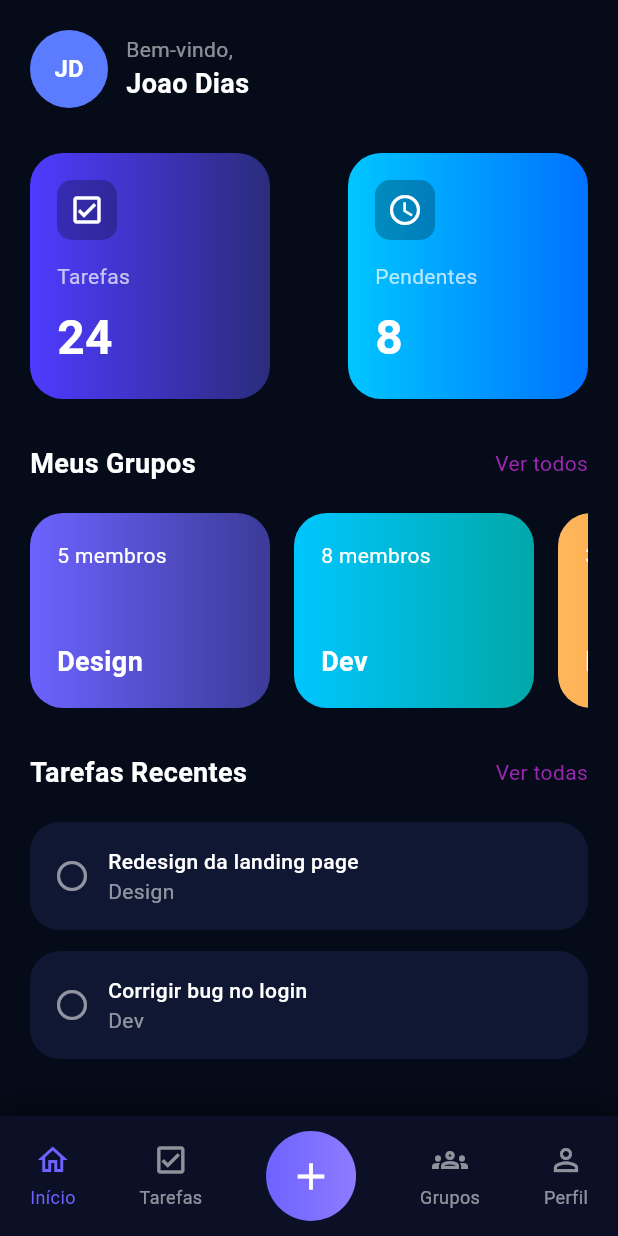
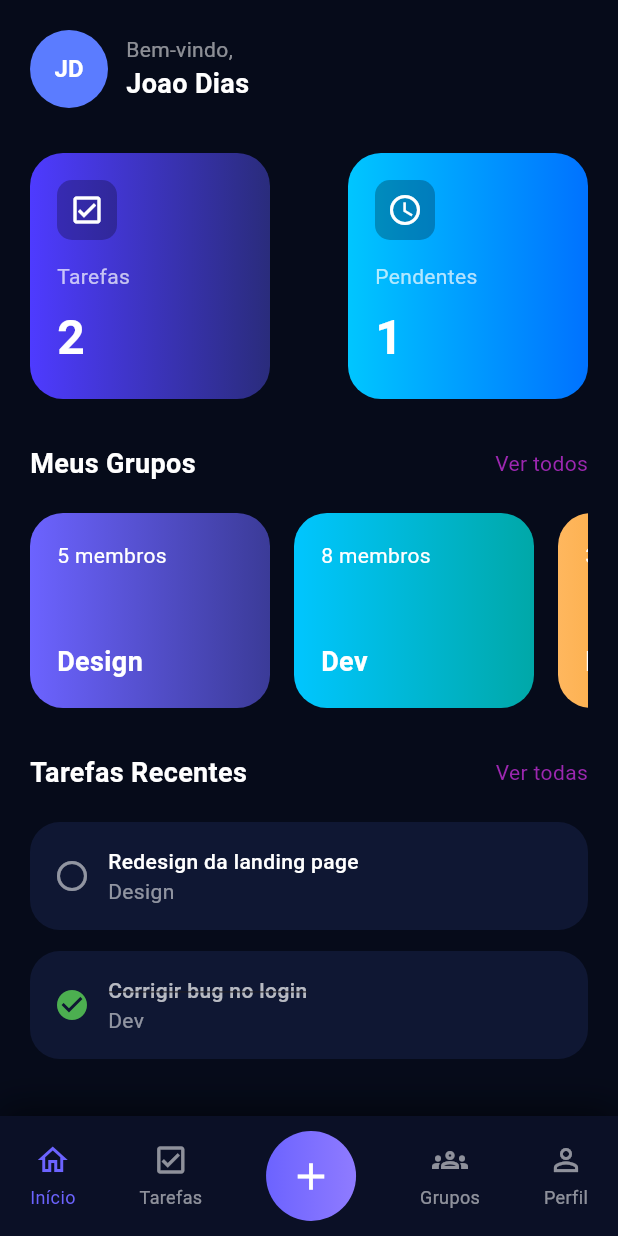
Before and after one commit to Bia-Lara/TeamFlow, a Flutter app: the screen it shows after launch, on a phone screen of 412 x 824 dp. Run offline on Flutter 3.47's test engine with Material 3 defaults, Android fonts, the phone set to English and light mode, and no system bars.

Commit message:
feat: listas de tarefas dinamicas

```diff
--- /dev/null
+++ b/lib/features/groups/data/group.entity.dart
@@ -0,0 +1,6 @@
+class Group{
+  String? id;
+  String? name;
+  String? description;
+  List<String>? memberIds;
+}
--- a/lib/features/home/presentation/pages/home_page.dart
+++ b/lib/features/home/presentation/pages/home_page.dart
@@ -3,9 +3,51 @@ import '../widgets/header_widget.dart';
 import '../widgets/stat_card_widget.dart';
 import '../widgets/group_card_widget.dart';
 import '../widgets/task_card_widget.dart';
+import '../../../tasks/domain/task.dart';
 
-class HomePage extends StatelessWidget {
+class HomePage extends StatefulWidget {
   const HomePage({super.key});
+
+  @override
+  State<HomePage> createState() => _HomePageState();
+}
+
+class _HomePageState extends State<HomePage> {
+
+  List<Task> tasks = [];
+
+  @override
+  void initState() {
+    super.initState();
+    loadTasks(); // 🔥 chama ao iniciar
+  }
+
+  Future<void> loadTasks() async {
+    final response = [
+      {
+        "id": "1",
+        "title": "Redesign da landing page",
+        "groupId": "Design",
+        "isCompleted": false
+      },
+      {
+        "id": "2",
+        "title": "Corrigir bug no login",
+        "groupId": "Dev",
+        "isCompleted": true
+      }
+    ];
+
+    setState(() {
+      tasks = response.map((e) => Task.fromJson(e)).toList();
+    });
+  }
+
+  void toggleTask(Task task) {
+    setState(() {
+      task.isCompleted = !task.isCompleted;
+    });
+  }
 
   @override
   Widget build(BuildContext context) {
@@ -14,18 +56,14 @@ class HomePage extends StatelessWidget {
       backgroundColor: const Color(0xFF060B1A),
 
       body: SafeArea(
-
         child: Padding(
           padding: const EdgeInsets.symmetric(horizontal:20),
 
           child: ListView(
-
             children: [
 
               const SizedBox(height:20),
-
               const HeaderWidget(),
-
               const SizedBox(height:30),
 
               Row(
@@ -34,7 +72,7 @@ class HomePage extends StatelessWidget {
 
                   StatCardWidget(
                     title: "Tarefas",
-                    value: "24",
+                    value: tasks.length.toString(),
                     icon: Icons.check_box_outlined,
                     gradient: const LinearGradient(
                       colors: [Color(0xFF4E3BFF), Color(0xFF2A2C7C)],
@@ -43,7 +81,10 @@ class HomePage extends StatelessWidget {
 
                   StatCardWidget(
                     title: "Pendentes",
-                    value: "8",
+                    value: tasks
+                        .where((t) => !t.isCompleted)
+                        .length
+                        .toString(),
                     icon: Icons.access_time,
                     gradient: const LinearGradient(
                       colors: [Color(0xFF00C6FF), Color(0xFF0072FF)],
@@ -133,14 +174,21 @@ class HomePage extends StatelessWidget {
 
               const SizedBox(height:20),
 
-              const TaskCardWidget(
-                title: "Redesign da landing page",
-                group: "Design"
-              ),
+              ListView.builder(
+                shrinkWrap: true,
+                physics: const NeverScrollableScrollPhysics(),
+                itemCount: tasks.length,
+                itemBuilder: (context, index) {
 
-              const TaskCardWidget(
-                title: "Corrigir bug no login",
-                group: "Dev"
+                  final task = tasks[index];
+
+                  return TaskCardWidget(
+                    title: task.title ?? "",
+                    group: task.groupId ?? "",
+                    isCompleted: task.isCompleted,
+                    onToggle: () => toggleTask(task),
+                  );
+                },
               ),
             ],
           ),
--- a/lib/features/home/presentation/widgets/task_card_widget.dart
+++ b/lib/features/home/presentation/widgets/task_card_widget.dart
@@ -4,17 +4,23 @@ class TaskCardWidget extends StatelessWidget {
 
   final String title;
   final String group;
+  final bool isCompleted;
+  final VoidCallback? onToggle;
 
   const TaskCardWidget({
     super.key,
     required this.title,
-    required this.group
+    required this.group,
+    this.isCompleted = false,
+    this.onToggle,
   });
 
   @override
   Widget build(BuildContext context) {
 
-    return Container(
+    return GestureDetector(
+      onTap: onToggle,
+      child: Container(
         padding: const EdgeInsets.all(16),
         margin: const EdgeInsets.only(bottom:14),
 
@@ -26,7 +32,10 @@ class TaskCardWidget extends StatelessWidget {
         child: Row(
           children: [
 
-          const Icon(Icons.circle_outlined,color: Colors.white54),
+            Icon(
+              isCompleted ? Icons.check_circle : Icons.circle_outlined,
+              color: isCompleted ? Colors.green : Colors.white54,
+            ),
 
             const SizedBox(width:12),
 
@@ -37,9 +46,10 @@ class TaskCardWidget extends StatelessWidget {
 
                   Text(
                     title,
-                  style: const TextStyle(
-                    color: Colors.white,
+                    style: TextStyle(
+                      color: isCompleted ? Colors.white70 : Colors.white,
                       fontWeight: FontWeight.w500,
+                      decoration: isCompleted ? TextDecoration.lineThrough : null,
                     ),
                   ),
 
@@ -53,6 +63,7 @@ class TaskCardWidget extends StatelessWidget {
 
           ],
         ),
+      ),
     );
   }
 }
--- /dev/null
+++ b/lib/features/tasks/data/task.entity.dart
@@ -0,0 +1,9 @@
+class Task{
+  String? id;
+  String? userId;
+  String? title;
+  String? description;
+  String? GroupId;
+  DateTime? dueDate;
+  bool? isCompleted;
+}
--- /dev/null
+++ b/lib/features/tasks/domain/task.dart
@@ -0,0 +1,45 @@
+class Task {
+  final String? id;
+  final String? userId;
+  final String? title;
+  final String? description;
+  final String? groupId;
+  final DateTime? dueDate;
+  bool isCompleted;
+
+  Task({
+    this.id,
+    this.userId,
+    this.title,
+    this.description,
+    this.groupId,
+    this.dueDate,
+    this.isCompleted = false,
+  });
+
+  factory Task.fromJson(Map<String, dynamic> json) {
+    return Task(
+      id: json['id'],
+      userId: json['userId'],
+      title: json['title'],
+      description: json['description'],
+      groupId: json['groupId'],
+      dueDate: json['dueDate'] != null
+          ? DateTime.parse(json['dueDate'])
+          : null,
+      isCompleted: json['isCompleted'] ?? false,
+    );
+  }
+
+  Map<String, dynamic> toJson() {
+    return {
+      'id': id,
+      'userId': userId,
+      'title': title,
+      'description': description,
+      'groupId': groupId,
+      'dueDate': dueDate?.toIso8601String(),
+      'isCompleted': isCompleted,
+    };
+  }
+}
```
Also changed, not shown: lib/features/profile/data/user.entity.dart (added, +7 -0 lines). Lines whose indentation alone changed are shown as unchanged.
